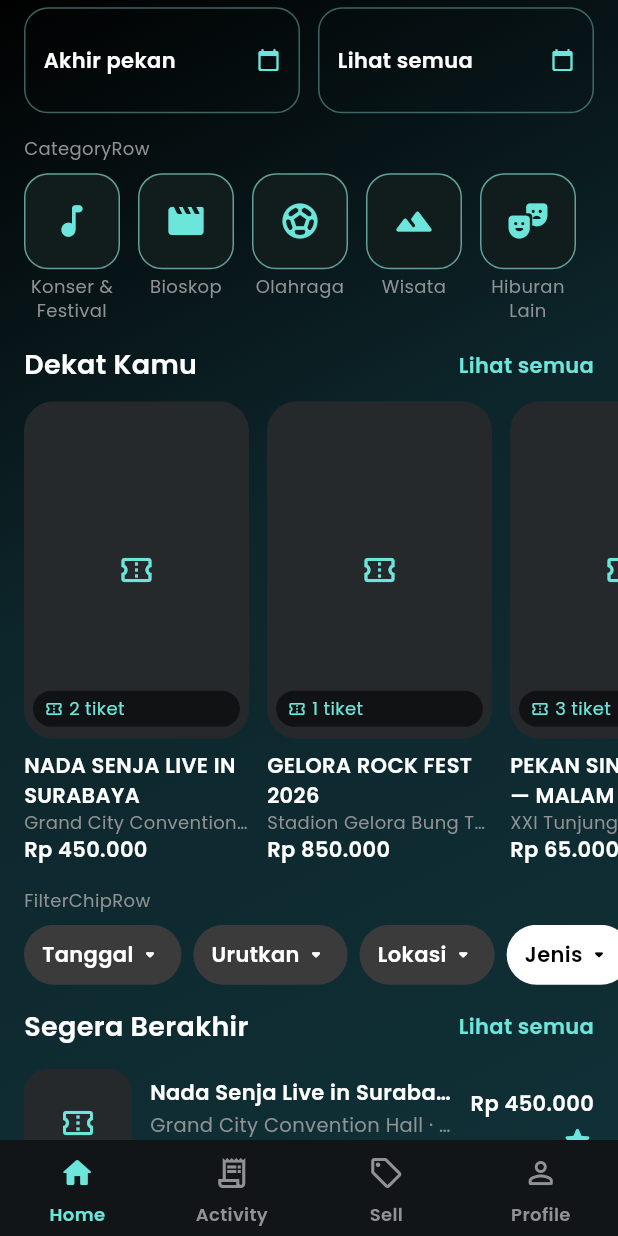
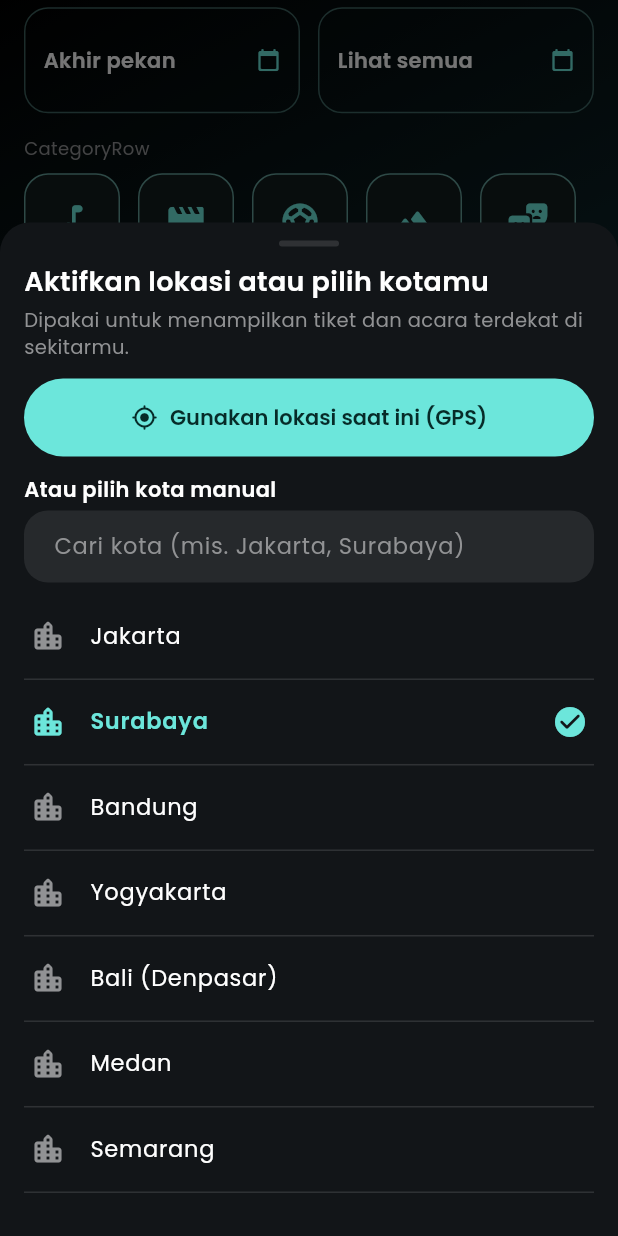
Before and after one commit to alfianrhmt/Droptix, a Flutter app: the screen it shows after launch, scrolled down 576 dp, on a phone screen of 412 x 824 dp. Run offline on Flutter 3.47's test engine with Material 3 defaults, Android fonts, the phone set to English and light mode, and no system bars; our stand-ins replace dio, geolocator, google_fonts, shared_preferences; accounts and stored records are empty.

Commit message:
T2.2: Flutter location permission flow, manual city fallback, and header location pill

```diff
--- /dev/null
+++ b/app/lib/core/location/cities.dart
@@ -0,0 +1,66 @@
+import 'dart:math' as math;
+
+/// Pilihan kota Indonesia beserta titik koordinat pusat kota.
+class CityOption {
+  const CityOption({
+    required this.name,
+    required this.lat,
+    required this.lng,
+  });
+
+  final String name;
+  final double lat;
+  final double lng;
+}
+
+const List<CityOption> kIndonesianCities = [
+  CityOption(name: 'Jakarta', lat: -6.2088, lng: 106.8456),
+  CityOption(name: 'Surabaya', lat: -7.2575, lng: 112.7521),
+  CityOption(name: 'Bandung', lat: -6.9175, lng: 107.6191),
+  CityOption(name: 'Yogyakarta', lat: -7.7956, lng: 110.3695),
+  CityOption(name: 'Bali (Denpasar)', lat: -8.6705, lng: 115.2126),
+  CityOption(name: 'Medan', lat: 3.5952, lng: 98.6722),
+  CityOption(name: 'Semarang', lat: -6.9932, lng: 110.4203),
+  CityOption(name: 'Makassar', lat: -5.1477, lng: 119.4327),
+  CityOption(name: 'Malang', lat: -7.9666, lng: 112.6326),
+  CityOption(name: 'Solo', lat: -7.5755, lng: 110.8243),
+  CityOption(name: 'Palembang', lat: -2.9761, lng: 104.7754),
+  CityOption(name: 'Balikpapan', lat: -1.2379, lng: 116.8529),
+  CityOption(name: 'Bogor', lat: -6.5971, lng: 106.8060),
+  CityOption(name: 'Depok', lat: -6.4025, lng: 106.7942),
+  CityOption(name: 'Tangerang', lat: -6.1783, lng: 106.6319),
+  CityOption(name: 'Bekasi', lat: -6.2383, lng: 106.9756),
+];
+
+/// Menghitung jarak Haversine dalam kilometer antara dua koordinat.
+double haversineKm(double lat1, double lng1, double lat2, double lng2) {
+  const earthRadiusKm = 6371.0;
+  final dLat = _degToRad(lat2 - lat1);
+  final dLng = _degToRad(lng2 - lng1);
+  final a = math.sin(dLat / 2) * math.sin(dLat / 2) +
+      math.cos(_degToRad(lat1)) *
+          math.cos(_degToRad(lat2)) *
+          math.sin(dLng / 2) *
+          math.sin(dLng / 2);
+  final c = 2 * math.atan2(math.sqrt(a), math.sqrt(1 - a));
+  return earthRadiusKm * c;
+}
+
+double _degToRad(double deg) => deg * math.pi / 180.0;
+
+/// Mengembalikan kota terdekat dari daftar kota Indonesia jika dalam radius 80 km.
+CityOption? findNearestCity(double lat, double lng, {double maxKm = 80}) {
+  CityOption? best;
+  var bestDist = double.infinity;
+  for (final city in kIndonesianCities) {
+    final dist = haversineKm(lat, lng, city.lat, city.lng);
+    if (dist < bestDist) {
+      bestDist = dist;
+      best = city;
+    }
+  }
+  if (best != null && bestDist <= maxKm) {
+    return best;
+  }
+  return null;
+}
--- /dev/null
+++ b/app/lib/core/location/location_controller.dart
@@ -0,0 +1,195 @@
+import 'package:flutter/material.dart';
+import 'package:geolocator/geolocator.dart';
+import 'package:shared_preferences/shared_preferences.dart';
+import 'cities.dart';
+
+enum LocationAccessStatus {
+  granted,
+  denied,
+  deniedForever,
+  serviceDisabled,
+}
+
+class DeviceCoordinates {
+  const DeviceCoordinates({required this.lat, required this.lng});
+
+  final double lat;
+  final double lng;
+}
+
+/// Abstraksi penyedia lokasi GPS agar mudah diuji tanpa channel perangkat asli.
+abstract class LocationProvider {
+  Future<LocationAccessStatus> ensurePermission();
+  Future<DeviceCoordinates> getCurrentPosition();
+}
+
+class GeolocatorLocationProvider implements LocationProvider {
+  @override
+  Future<LocationAccessStatus> ensurePermission() async {
+    final serviceEnabled = await Geolocator.isLocationServiceEnabled();
+    if (!serviceEnabled) {
+      return LocationAccessStatus.serviceDisabled;
+    }
+
+    var permission = await Geolocator.checkPermission();
+    if (permission == LocationPermission.denied) {
+      permission = await Geolocator.requestPermission();
+    }
+    if (permission == LocationPermission.denied) {
+      return LocationAccessStatus.denied;
+    }
+    if (permission == LocationPermission.deniedForever) {
+      return LocationAccessStatus.deniedForever;
+    }
+    return LocationAccessStatus.granted;
+  }
+
+  @override
+  Future<DeviceCoordinates> getCurrentPosition() async {
+    final pos = await Geolocator.getCurrentPosition(
+      locationSettings: const LocationSettings(
+        accuracy: LocationAccuracy.medium,
+        timeLimit: Duration(seconds: 10),
+      ),
+    );
+    return DeviceCoordinates(lat: pos.latitude, lng: pos.longitude);
+  }
+}
+
+/// Mengelola lokasi aktif pengguna (GPS atau pilih kota manual) + persistensi lokal.
+class LocationController extends ChangeNotifier {
+  LocationController({LocationProvider? provider})
+      : _provider = provider ?? GeolocatorLocationProvider();
+
+  static const _keyCity = 'droptix_location_city';
+  static const _keyLat = 'droptix_location_lat';
+  static const _keyLng = 'droptix_location_lng';
+  static const _keyIsGps = 'droptix_location_is_gps';
+  static const _keyHasChosen = 'droptix_location_has_chosen';
+
+  final LocationProvider _provider;
+
+  String _city = 'Surabaya';
+  double? _lat = -7.2575;
+  double? _lng = 112.7521;
+  bool _isGps = false;
+  bool _hasChosen = false;
+  bool _isRestoring = true;
+  bool _isLocating = false;
+  String? _errorMessage;
+
+  String get city => _city;
+  double? get lat => _lat;
+  double? get lng => _lng;
+  bool get isGps => _isGps;
+  bool get hasChosen => _hasChosen;
+  bool get isRestoring => _isRestoring;
+  bool get isLocating => _isLocating;
+  String? get errorMessage => _errorMessage;
+
+  Future<void> restore() async {
+    _isRestoring = true;
+    notifyListeners();
+    try {
+      final prefs = await SharedPreferences.getInstance();
+      final savedCity = prefs.getString(_keyCity);
+      if (savedCity != null && savedCity.isNotEmpty) {
+        _city = savedCity;
+        _lat = prefs.getDouble(_keyLat);
+        _lng = prefs.getDouble(_keyLng);
+        _isGps = prefs.getBool(_keyIsGps) ?? false;
+      }
+      _hasChosen = prefs.getBool(_keyHasChosen) ?? false;
+    } finally {
+      _isRestoring = false;
+      notifyListeners();
+    }
+  }
+
+  /// Meminta izin GPS dan mengambil koordinat. Mengembalikan false jika ditolak/gagal
+  /// sehingga UI otomatis mengarahkan pengguna ke pilihan kota manual.
+  Future<bool> requestGpsLocation() async {
+    _isLocating = true;
+    _errorMessage = null;
+    notifyListeners();
+
+    try {
+      final status = await _provider.ensurePermission();
+      if (status != LocationAccessStatus.granted) {
+        _errorMessage = switch (status) {
+          LocationAccessStatus.serviceDisabled =>
+            'Layanan lokasi (GPS) mati. Pilih kota kamu secara manual di bawah.',
+          LocationAccessStatus.deniedForever =>
+            'Izin lokasi diblokir permanen. Pilih kota kamu secara manual di bawah.',
+          _ => 'Izin lokasi ditolak. Pilih kota kamu secara manual di bawah.',
+        };
+        return false;
+      }
+
+      final coords = await _provider.getCurrentPosition();
+      final nearest = findNearestCity(coords.lat, coords.lng);
+      _city = nearest?.name ?? 'Lokasi saya';
+      _lat = coords.lat;
+      _lng = coords.lng;
+      _isGps = true;
+      _hasChosen = true;
+      _errorMessage = null;
+      await _persist();
+      return true;
+    } catch (_) {
+      _errorMessage =
+          'Gagal mengambil lokasi GPS. Pilih kota kamu secara manual di bawah.';
+      return false;
+    } finally {
+      _isLocating = false;
+      notifyListeners();
+    }
+  }
+
+  Future<void> selectManualCity(CityOption option) async {
+    _city = option.name;
+    _lat = option.lat;
+    _lng = option.lng;
+    _isGps = false;
+    _hasChosen = true;
+    _errorMessage = null;
+    notifyListeners();
+    await _persist();
+  }
+
+  void clearError() {
+    if (_errorMessage == null) return;
+    _errorMessage = null;
+    notifyListeners();
+  }
+
+  Future<void> _persist() async {
+    final prefs = await SharedPreferences.getInstance();
+    await prefs.setString(_keyCity, _city);
+    if (_lat != null) await prefs.setDouble(_keyLat, _lat!);
+    if (_lng != null) await prefs.setDouble(_keyLng, _lng!);
+    await prefs.setBool(_keyIsGps, _isGps);
+    await prefs.setBool(_keyHasChosen, _hasChosen);
+  }
+}
+
+/// Menyediakan [LocationController] ke seluruh subtree widget.
+class LocationScope extends InheritedNotifier<LocationController> {
+  const LocationScope({
+    super.key,
+    required LocationController controller,
+    required super.child,
+  }) : super(notifier: controller);
+
+  static LocationController of(BuildContext context) {
+    final scope = context.dependOnInheritedWidgetOfExactType<LocationScope>();
+    assert(scope != null, 'LocationScope tidak ditemukan di widget tree.');
+    return scope!.notifier!;
+  }
+
+  static LocationController? maybeOf(BuildContext context) {
+    return context
+        .dependOnInheritedWidgetOfExactType<LocationScope>()
+        ?.notifier;
+  }
+}
--- a/app/lib/features/gallery/component_gallery_screen.dart
+++ b/app/lib/features/gallery/component_gallery_screen.dart
@@ -1,6 +1,8 @@
 import 'package:flutter/material.dart';
+import '../../core/location/location_controller.dart';
 import '../../core/theme/theme.dart';
 import '../../core/widgets/widgets.dart';
+import '../location/location_picker_sheet.dart';
 import 'sample_data.dart';
 
 /// Layar Component Gallery untuk memverifikasi semua komponen bersama
@@ -67,11 +69,14 @@ class _ComponentGalleryScreenState extends State<ComponentGalleryScreen> {
           crossAxisAlignment: CrossAxisAlignment.stretch,
           children: [
                 AppHeader(
-                  city: _selectedCity,
-                  onLocationTap: () => setState(() {
-                    _selectedCity =
-                        _selectedCity == 'Surabaya' ? 'Jakarta' : 'Surabaya';
-                  }),
+                  city: LocationScope.maybeOf(context)?.city ?? _selectedCity,
+                  onLocationTap: LocationScope.maybeOf(context) != null
+                      ? () => showLocationPickerSheet(context)
+                      : () => setState(() {
+                            _selectedCity = _selectedCity == 'Surabaya'
+                                ? 'Jakarta'
+                                : 'Surabaya';
+                          }),
                 ),
                 const SizedBox(height: AppSpacing.sm),
                 const AppSearchBar(readOnly: true),
--- /dev/null
+++ b/app/lib/features/location/location_picker_sheet.dart
@@ -0,0 +1,217 @@
+import 'package:flutter/material.dart';
+import '../../core/location/cities.dart';
+import '../../core/location/location_controller.dart';
+import '../../core/theme/theme.dart';
+import '../../core/widgets/widgets.dart';
+
+/// Membuka bottom sheet pemilih lokasi (GPS atau pilih kota manual).
+Future<void> showLocationPickerSheet(
+  BuildContext context, {
+  bool isInitialPrompt = false,
+}) {
+  return showModalBottomSheet<void>(
+    context: context,
+    isScrollControlled: true,
+    backgroundColor: AppColors.surface,
+    shape: const RoundedRectangleBorder(
+      borderRadius: BorderRadius.vertical(top: Radius.circular(AppRadius.lg)),
+    ),
+    builder: (ctx) => _LocationPickerSheet(isInitialPrompt: isInitialPrompt),
+  );
+}
+
+class _LocationPickerSheet extends StatefulWidget {
+  const _LocationPickerSheet({required this.isInitialPrompt});
+
+  final bool isInitialPrompt;
+
+  @override
+  State<_LocationPickerSheet> createState() => _LocationPickerSheetState();
+}
+
+class _LocationPickerSheetState extends State<_LocationPickerSheet> {
+  final _searchController = TextEditingController();
+  String _query = '';
+
+  @override
+  void initState() {
+    super.initState();
+    _searchController.addListener(() {
+      if (_query != _searchController.text) {
+        setState(() => _query = _searchController.text);
+      }
+    });
+  }
+
+  @override
+  void dispose() {
+    _searchController.dispose();
+    super.dispose();
+  }
+
+  Future<void> _useGps(LocationController location) async {
+    final ok = await location.requestGpsLocation();
+    if (ok && mounted) {
+      Navigator.of(context).pop();
+    }
+  }
+
+  Future<void> _selectCity(
+      LocationController location, CityOption city) async {
+    await location.selectManualCity(city);
+    if (mounted) {
+      Navigator.of(context).pop();
+    }
+  }
+
+  @override
+  Widget build(BuildContext context) {
+    final location = LocationScope.of(context);
+    final filtered = kIndonesianCities
+        .where(
+            (c) => c.name.toLowerCase().contains(_query.trim().toLowerCase()))
+        .toList();
+    final maxHeight = MediaQuery.sizeOf(context).height * 0.82;
+
+    return SafeArea(
+      child: ConstrainedBox(
+        constraints: BoxConstraints(maxHeight: maxHeight),
+        child: Padding(
+          padding: EdgeInsets.fromLTRB(
+            AppSpacing.screenH,
+            AppSpacing.md,
+            AppSpacing.screenH,
+            AppSpacing.md + MediaQuery.viewInsetsOf(context).bottom,
+          ),
+          child: Column(
+            mainAxisSize: MainAxisSize.min,
+            crossAxisAlignment: CrossAxisAlignment.stretch,
+            children: [
+              Center(
+                child: Container(
+                  width: 40,
+                  height: 4,
+                  decoration: BoxDecoration(
+                    color: AppColors.divider,
+                    borderRadius: BorderRadius.circular(AppRadius.full),
+                  ),
+                ),
+              ),
+              const SizedBox(height: AppSpacing.md),
+              Text(
+                widget.isInitialPrompt
+                    ? 'Aktifkan lokasi atau pilih kotamu'
+                    : 'Pilih lokasi',
+                style: AppTextStyles.titleMedium,
+              ),
+              const SizedBox(height: AppSpacing.xs),
+              Text(
+                'Dipakai untuk menampilkan tiket dan acara terdekat di sekitarmu.',
+                style: AppTextStyles.bodySmall
+                    .copyWith(color: AppColors.textSecondary),
+              ),
+              const SizedBox(height: AppSpacing.md),
+              PrimaryButton(
+                label: 'Gunakan lokasi saat ini (GPS)',
+                icon: Icons.my_location_rounded,
+                isLoading: location.isLocating,
+                onPressed: () => _useGps(location),
+              ),
+              if (location.errorMessage != null) ...[
+                const SizedBox(height: AppSpacing.sm),
+                Container(
+                  padding: const EdgeInsets.all(AppSpacing.sm),
+                  decoration: BoxDecoration(
+                    color: AppColors.urgent.withValues(alpha: 0.14),
+                    borderRadius: BorderRadius.circular(AppRadius.md),
+                    border: Border.all(
+                      color: AppColors.urgent.withValues(alpha: 0.45),
+                    ),
+                  ),
+                  child: Row(
+                    children: [
+                      const Icon(
+                        Icons.info_outline_rounded,
+                        color: AppColors.urgent,
+                        size: 18,
+                      ),
+                      const SizedBox(width: AppSpacing.sm),
+                      Expanded(
+                        child: Text(
+                          location.errorMessage!,
+                          style: AppTextStyles.caption
+                              .copyWith(color: AppColors.textPrimary),
+                        ),
+                      ),
+                    ],
+                  ),
+                ),
+              ],
+              const SizedBox(height: AppSpacing.md),
+              AppTextField(
+                controller: _searchController,
+                label: 'Atau pilih kota manual',
+                hintText: 'Cari kota (mis. Jakarta, Surabaya)',
+              ),
+              const SizedBox(height: AppSpacing.sm),
+              Flexible(
+                child: filtered.isEmpty
+                    ? Padding(
+                        padding:
+                            const EdgeInsets.symmetric(vertical: AppSpacing.lg),
+                        child: Text(
+                          'Kota tidak ditemukan.',
+                          textAlign: TextAlign.center,
+                          style: AppTextStyles.bodySmall
+                              .copyWith(color: AppColors.textSecondary),
+                        ),
+                      )
+                    : ListView.separated(
+                        shrinkWrap: true,
+                        itemCount: filtered.length,
+                        separatorBuilder: (_, _) => const Divider(
+                          height: 1,
+                          color: AppColors.divider,
+                        ),
+                        itemBuilder: (ctx, i) {
+                          final city = filtered[i];
+                          final isSelected =
+                              !location.isGps && location.city == city.name;
+                          return ListTile(
+                            contentPadding: const EdgeInsets.symmetric(
+                                horizontal: AppSpacing.xs),
+                            leading: Icon(
+                              Icons.location_city_rounded,
+                              color: isSelected
+                                  ? AppColors.primary
+                                  : AppColors.textSecondary,
+                            ),
+                            title: Text(
+                              city.name,
+                              style: AppTextStyles.body.copyWith(
+                                color: isSelected
+                                    ? AppColors.primary
+                                    : AppColors.textPrimary,
+                                fontWeight: isSelected
+                                    ? FontWeight.w600
+                                    : FontWeight.w400,
+                              ),
+                            ),
+                            trailing: isSelected
+                                ? const Icon(
+                                    Icons.check_circle_rounded,
+                                    color: AppColors.primary,
+                                  )
+                                : null,
+                            onTap: () => _selectCity(location, city),
+                          );
+                        },
+                      ),
+              ),
+            ],
+          ),
+        ),
+      ),
+    );
+  }
+}
--- a/app/lib/features/shell/app_shell.dart
+++ b/app/lib/features/shell/app_shell.dart
@@ -1,8 +1,10 @@
 import 'package:flutter/material.dart';
 import '../../core/auth/auth_controller.dart';
+import '../../core/location/location_controller.dart';
 import '../../core/theme/theme.dart';
 import '../../core/widgets/widgets.dart';
 import '../gallery/component_gallery_screen.dart';
+import '../location/location_picker_sheet.dart';
 import '../profile/profile_screen.dart';
 
 /// Kerangka navigasi utama 4 tab: Home, Activity, Sell, Profile.
@@ -16,6 +18,17 @@ class AppShell extends StatefulWidget {
 
 class _AppShellState extends State<AppShell> {
   int _tabIndex = 0;
+  bool _promptedLocation = false;
+
+  void _maybePromptLocation(LocationController? location) {
+    if (_promptedLocation || location == null) return;
+    if (location.isRestoring || location.hasChosen) return;
+    _promptedLocation = true;
+    WidgetsBinding.instance.addPostFrameCallback((_) {
+      if (!mounted) return;
+      showLocationPickerSheet(context, isInitialPrompt: true);
+    });
+  }
 
   void _onTabTap(int index) {
     if (index == 1 || index == 2) {
@@ -30,8 +43,9 @@ class _AppShellState extends State<AppShell> {
   @override
   Widget build(BuildContext context) {
     final auth = AuthScope.of(context);
+    final location = LocationScope.maybeOf(context);
 
-    if (auth.isRestoring) {
+    if (auth.isRestoring || (location != null && location.isRestoring)) {
       return const AppBackground(
         child: Scaffold(
           body: Center(
@@ -40,6 +54,8 @@ class _AppShellState extends State<AppShell> {
         ),
       );
     }
+
+    _maybePromptLocation(location);
 
     Widget body;
     switch (_tabIndex) {
--- a/app/lib/main.dart
+++ b/app/lib/main.dart
@@ -2,6 +2,7 @@ import 'package:flutter/material.dart';
 import 'core/auth/auth_controller.dart';
 import 'core/auth/auth_repository.dart';
 import 'core/auth/token_storage.dart';
+import 'core/location/location_controller.dart';
 import 'core/network/api_client.dart';
 import 'core/theme/theme.dart';
 import 'core/widgets/widgets.dart';
@@ -13,9 +14,14 @@ void main() {
 }
 
 class DroptixApp extends StatefulWidget {
-  const DroptixApp({super.key, this.authController});
+  const DroptixApp({
+    super.key,
+    this.authController,
+    this.locationController,
+  });
 
   final AuthController? authController;
+  final LocationController? locationController;
 
   @override
   State<DroptixApp> createState() => _DroptixAppState();
@@ -24,6 +30,8 @@ class DroptixApp extends StatefulWidget {
 class _DroptixAppState extends State<DroptixApp> {
   late final AuthController _auth;
   late final bool _ownsAuth;
+  late final LocationController _location;
+  late final bool _ownsLocation;
 
   @override
   void initState() {
@@ -46,12 +54,23 @@ class _DroptixAppState extends State<DroptixApp> {
       _auth = controller;
       _auth.restoreSession();
     }
+
+    if (widget.locationController != null) {
+      _location = widget.locationController!;
+      _ownsLocation = false;
+    } else {
+      _ownsLocation = true;
+      _location = LocationController()..restore();
+    }
   }
 
   @override
   void dispose() {
     if (_ownsAuth) {
       _auth.dispose();
+    }
+    if (_ownsLocation) {
+      _location.dispose();
     }
     super.dispose();
   }
@@ -60,6 +79,8 @@ class _DroptixAppState extends State<DroptixApp> {
   Widget build(BuildContext context) {
     return AuthScope(
       controller: _auth,
+      child: LocationScope(
+        controller: _location,
         child: CountdownTimerProvider(
           child: MaterialApp(
             title: 'Droptix',
@@ -68,6 +89,7 @@ class _DroptixAppState extends State<DroptixApp> {
             home: const AppShell(),
           ),
         ),
+      ),
     );
   }
 }
--- a/app/pubspec.yaml
+++ b/app/pubspec.yaml
@@ -37,6 +37,7 @@ dependencies:
   dio: ^5.7.0
   google_fonts: ^6.2.1
   shared_preferences: ^2.3.3
+  geolocator: ^14.1.2
 
 dev_dependencies:
   flutter_test:
```
Also changed, not shown: app/pubspec.lock, 13 other files. Lines whose indentation alone changed are shown as unchanged.
